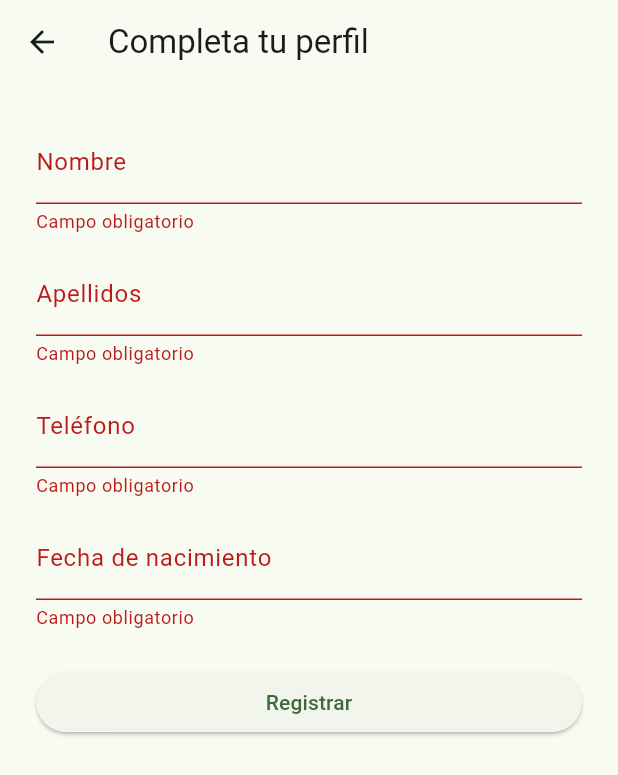
After one commit to razvans96/food-app, a Flutter app: the RegisterPage screen opened directly, after a tap on "Registrar", on a phone screen of 412 x 824 dp. The commit adds this screen. Shown: the top 775 px of the screen. Run offline on Flutter 3.47's test engine with Material 3 defaults, Android fonts, the phone set to English and light mode, and no system bars; our stand-ins replace firebase_auth, firebase_core, flutter_dotenv, font_awesome_flutter, google_sign_in; missing offline and left inert: simple_barcode_scanner; accounts and stored records are empty.

Commit message:
Firebase integration done. Working on register page.

```diff
--- a/lib/pages/home_page.dart
+++ b/lib/pages/product_search_page.dart
@@ -8,8 +8,8 @@ import 'package:food_app/widgets/no_results_message.dart';
 import 'package:food_app/widgets/product_list.dart';
 import 'package:food_app/widgets/custom_app_bar.dart';
 
-class MyHomePage extends StatelessWidget {
-  const MyHomePage({super.key, required this.title});
+class ProductSearchPage extends StatelessWidget {
+  const ProductSearchPage({super.key, required this.title});
 
   final String title;
 
--- /dev/null
+++ b/lib/pages/register_page.dart
@@ -0,0 +1,131 @@
+import 'package:flutter/material.dart';
+import 'package:provider/provider.dart';
+import 'package:food_app/controllers/register_controller.dart';
+import 'package:firebase_auth/firebase_auth.dart';
+
+
+class RegisterPage extends StatefulWidget {
+  const RegisterPage({super.key});
+
+  @override
+  State<RegisterPage> createState() => _RegisterPageState();
+}
+
+class _RegisterPageState extends State<RegisterPage> {
+
+  final _formKey = GlobalKey<FormState>();
+  final _nameController = TextEditingController();
+  final _surnameController = TextEditingController();
+  final _phoneController = TextEditingController();
+  final _dobController = TextEditingController();
+
+  @override
+  void didChangeDependencies() {
+    super.didChangeDependencies();
+    if (FirebaseAuth.instance.currentUser == null) {
+      WidgetsBinding.instance.addPostFrameCallback((_) {
+        Navigator.of(context).pushReplacementNamed('/login');
+      });
+    }
+  }
+
+  String? _validateName(String value) {
+    if (value.isEmpty) return 'Campo obligatorio';
+    final nameRegex = RegExp(r"^[A-Za-zÁÉÍÓÚáéíóúÑñ\s]+$");
+    if (!nameRegex.hasMatch(value)) return 'Solo letras y espacios';
+    return null;
+  }
+
+  String? _validateSurname(String value) {
+    if (value.isEmpty) return 'Campo obligatorio';
+    final surnameRegex = RegExp(r"^[A-Za-zÁÉÍÓÚáéíóúÑñ\s]+$");
+    if (!surnameRegex.hasMatch(value)) return 'Solo letras y espacios';
+    return null;
+  }
+
+  String? _validatePhone(String value) {
+    if (value.isEmpty) return 'Campo obligatorio';
+    final phoneRegex = RegExp(r"^\+\d{1,3}\s?\d{6,14}$");
+    if (!phoneRegex.hasMatch(value)) return 'Introduce un teléfono válido con prefijo (+34...)';
+    return null;
+  }
+
+  String? _validateDob(String value) {
+    if (value.isEmpty) return 'Campo obligatorio';
+    return null;
+  }
+
+  @override
+  Widget build(BuildContext context) {
+    final controller = context.watch<RegisterController>();
+
+    return Scaffold(
+      appBar: AppBar(title: const Text('Completa tu perfil')),
+      body: Padding(
+        padding: const EdgeInsets.all(24),
+        child: Form(
+          key: _formKey,
+          child: ListView(
+            children: [
+              TextFormField(
+                controller: _nameController,
+                decoration: const InputDecoration(labelText: 'Nombre'),
+                validator: (v) => _validateName(v ?? ''),
+              ),
+              const SizedBox(height: 12),
+              TextFormField(
+                controller: _surnameController,
+                decoration: const InputDecoration(labelText: 'Apellidos'),
+                validator: (v) => _validateSurname(v ?? ''),
+              ),
+              const SizedBox(height: 12),
+              TextFormField(
+                controller: _phoneController,
+                decoration: const InputDecoration(labelText: 'Teléfono'),
+                keyboardType: TextInputType.phone,
+                validator: (v) => _validatePhone(v ?? ''),
+              ),
+              const SizedBox(height: 12),
+              TextFormField(
+                controller: _dobController,
+                decoration: const InputDecoration(labelText: 'Fecha de nacimiento'),
+                readOnly: true,
+                onTap: () async {
+                  final picked = await showDatePicker(
+                    context: context,
+                    initialDate: DateTime(2000, 1, 1),
+                    firstDate: DateTime(1900),
+                    lastDate: DateTime.now(),
+                  );
+                  if (picked != null) {
+                    _dobController.text = "${picked.day}/${picked.month}/${picked.year}";
+                  }
+                },
+                validator: (v) => _validateDob(v ?? ''),
+              ),
+              const SizedBox(height: 24),
+              if (controller.error != null)
+                Text(controller.error!, style: const TextStyle(color: Colors.red)),
+              if (controller.isLoading)
+                const Center(child: CircularProgressIndicator())
+              else
+                ElevatedButton(
+                  onPressed: () {
+                    if (_formKey.currentState?.validate() ?? false) {
+                      controller.submit(
+                        name: _nameController.text.trim(),
+                        surname: _surnameController.text.trim(),
+                        phone: _phoneController.text.trim(),
+                        dob: _dobController.text.trim(),
+                      );
+                    }
+                  },
+                  child: const Text('Registrar'),
+                ),
+            ],
+          ),
+        ),
+      ),
+    );
+  }
+}
--- a/pubspec.yaml
+++ b/pubspec.yaml
@@ -24,6 +24,7 @@ dependencies:
   firebase_core: ^3.13.1
   firebase_auth: ^5.5.4
   google_sign_in: ^6.3.0
+  font_awesome_flutter: ^10.8.0
 
 dev_dependencies:
   flutter_test:
```
Also changed, not shown: lib/controllers/login_controller.dart (+13 -7 lines), lib/controllers/register_controller.dart (added, +43 -0 lines), lib/main.dart (+11 -1 lines), lib/pages/login_page.dart (+64 -9 lines), lib/services/register_service.dart (added, +35 -0 lines), pubspec.lock, 8 other files.
